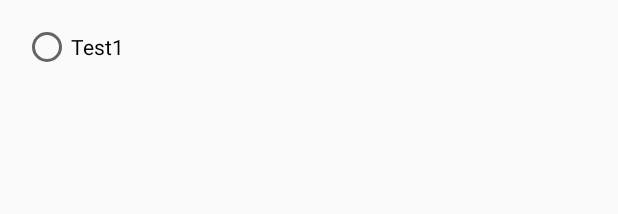
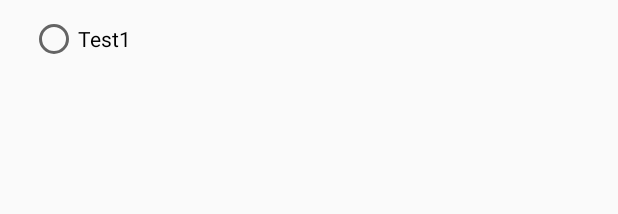
Before and after one commit to samhogan/bitcoin-alarm, an Android app: the layout radio_sound.xml on its own in the app's theme, with its tools: preview values and no code run, on a phone screen of 412 x 824 dp. Shown: the top 214 px of the screen. Run offline under Robolectric (Android 15) with nearby library versions, the phone set to English and light mode, and no system bars.

```diff
--- a/app/src/main/java/com/samhgames/bitcoinalarm/SoundPicker.java
+++ b/app/src/main/java/com/samhgames/bitcoinalarm/SoundPicker.java
@@ -4,6 +4,7 @@ import android.database.Cursor;
 import android.media.RingtoneManager;
 import android.support.v7.app.AppCompatActivity;
 import android.os.Bundle;
+import android.view.View;
 import android.view.ViewGroup;
 import android.widget.LinearLayout;
 import android.widget.RadioButton;
@@ -39,10 +40,13 @@ public class SoundPicker extends AppCompatActivity
             RadioButton radioButton = (RadioButton) getLayoutInflater().inflate(R.layout.radio_sound, null);
             radioButton.setLayoutParams(new LinearLayout.LayoutParams(LinearLayout.LayoutParams.MATCH_PARENT, LinearLayout.LayoutParams.MATCH_PARENT));
 
-            radioButton.setText(ringtonesStrings[i]);
+            radioButton.setText("  " + ringtonesStrings[i]);
             radioButton.setId(i+100);
            // button.setLayoutParams(new LinearLayout.LayoutParams(LinearLayout.LayoutParams.MATCH_PARENT, LinearLayout.LayoutParams.MATCH_PARENT));
             radioGroup.addView(radioButton);
+
+            //View divider = (View)getLayoutInflater().inflate(R.layout.view_divider, null);
+           // radioGroup.addView(divider);
         }
 
     }
--- a/app/src/main/res/layout/radio_sound.xml
+++ b/app/src/main/res/layout/radio_sound.xml
@@ -11,4 +11,8 @@
     android:foreground="?android:selectableItemBackground"
     android:background="@android:color/transparent"
     android:layout_marginLeft="0dp"
-    android:padding="15dp" />
+
+    android:paddingLeft="20dp"
+    android:paddingStart="20dp"
+    android:paddingTop="10dp"
+    android:paddingBottom="10dp"/>
```
Also changed, not shown: app/src/main/res/layout/activity_sound_picker.xml (+3 -16 lines).
